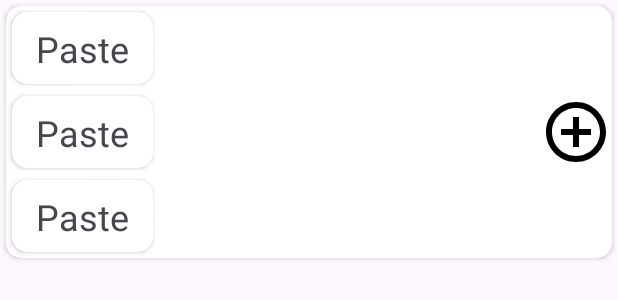
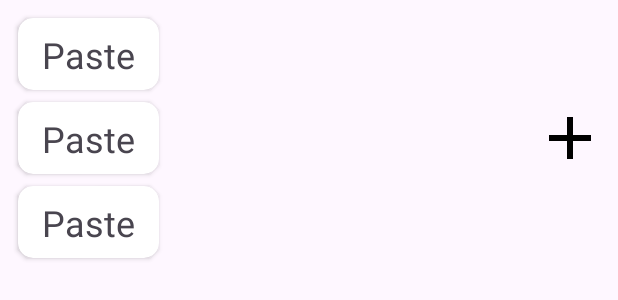
Before and after one commit to olexii8bit/NotesApp, an Android app: the layout fragment_categories.xml on its own in the app's theme, with its tools: preview values and no code run, on a phone screen of 412 x 824 dp. Shown: the top 300 px of the screen. Run offline under Robolectric (Android 15) with nearby library versions, the phone set to English and light mode, and no system bars.

```diff
--- a/app/build.gradle
+++ b/app/build.gradle
@@ -67,7 +67,6 @@ dependencies {
     implementation 'androidx.lifecycle:lifecycle-runtime-ktx:2.6.1'
     implementation 'androidx.lifecycle:lifecycle-viewmodel-ktx:2.6.1'
     implementation 'androidx.fragment:fragment-ktx:1.6.0'
-    implementation 'com.google.android.flexbox:flexbox:3.0.0'
     // tests
     testImplementation 'junit:junit:4.13.2'
     androidTestImplementation 'com.android.support.test:runner:1.0.2'
--- a/app/src/main/java/com/olexii8bit/notesapp/presentation/category/CategoriesFragment.kt
+++ b/app/src/main/java/com/olexii8bit/notesapp/presentation/category/CategoriesFragment.kt
@@ -46,7 +46,7 @@ class CategoriesFragment : Fragment() {
         }
 
         binding.addCategoryButton.setOnClickListener {
-            navigator().showCategoryEditDialog(null, viewLifecycleOwner, onNewCategory)
+            navigator().showNewCategoryDialog(viewLifecycleOwner, onNewCategory)
         }
 
         binding.categoriesRecycler.layoutManager =
--- a/app/src/main/java/com/olexii8bit/notesapp/presentation/category/CategoriesViewModel.kt
+++ b/app/src/main/java/com/olexii8bit/notesapp/presentation/category/CategoriesViewModel.kt
@@ -11,7 +11,7 @@ import com.olexii8bit.notesapp.data.repository.model.Category
 import kotlinx.coroutines.Dispatchers
 import kotlinx.coroutines.launch
 
-class CategoriesViewModel(app: Application): AndroidViewModel(app) {
+class CategoriesViewModel(app: Application) : AndroidViewModel(app) {
     private val categoriesRepository: CategoriesRepository =
         CategoriesRepository.CategoryRepositoryImpl((app as App).database.categoryDao())
 
--- a/app/src/main/java/com/olexii8bit/notesapp/presentation/editNote/EditNoteFragment.kt
+++ b/app/src/main/java/com/olexii8bit/notesapp/presentation/editNote/EditNoteFragment.kt
@@ -77,7 +77,7 @@ class EditNoteFragment : DialogFragment() {
             navigator().goMainScreen()
         }
 
-        if(receivedNote != null) {
+        if (receivedNote != null) {
             binding.titleEditText.setText(receivedNote.title, TextView.BufferType.EDITABLE)
             binding.contentEditText.setText(receivedNote.content, TextView.BufferType.EDITABLE)
         } else {
--- a/app/src/main/java/com/olexii8bit/notesapp/presentation/note/NotesViewModel.kt
+++ b/app/src/main/java/com/olexii8bit/notesapp/presentation/note/NotesViewModel.kt
@@ -13,7 +13,7 @@ import com.olexii8bit.notesapp.data.repository.model.NoteDetails
 import kotlinx.coroutines.Dispatchers
 import kotlinx.coroutines.launch
 
-class NotesViewModel(app: Application): AndroidViewModel(app) {
+class NotesViewModel(app: Application) : AndroidViewModel(app) {
     private val notesRepository: NotesRepository =
         NotesRepository.NotesRepositoryImpl((app as App).database.noteDao())
 
--- a/app/src/main/res/layout/category_item.xml
+++ b/app/src/main/res/layout/category_item.xml
@@ -22,6 +22,6 @@
         android:paddingEnd="@dimen/mediumPadding"
         tools:text="@android:string/paste"
 
-        android:textSize="24sp" />
+        android:textSize="@dimen/bigTextSize" />
 
 </androidx.cardview.widget.CardView>
--- a/app/src/main/res/layout/fragment_categories.xml
+++ b/app/src/main/res/layout/fragment_categories.xml
@@ -1,47 +1,40 @@
 <?xml version="1.0" encoding="utf-8"?>
-<androidx.cardview.widget.CardView
+<androidx.constraintlayout.widget.ConstraintLayout
     xmlns:android="http://schemas.android.com/apk/res/android"
     xmlns:tools="http://schemas.android.com/tools"
     xmlns:app="http://schemas.android.com/apk/res-auto"
     tools:context=".presentation.category.CategoriesFragment"
-    android:layout_width="match_parent"
-    android:layout_height="wrap_content"
     android:padding="@dimen/smallPadding"
     android:layout_margin="@dimen/smallMargin"
-    app:cardCornerRadius="@dimen/bigCornerRadius">
-<androidx.constraintlayout.widget.ConstraintLayout
+    app:cardCornerRadius="@dimen/bigCornerRadius"
     android:layout_width="match_parent"
     android:layout_height="wrap_content">
 
-    <ScrollView
-        android:id="@+id/recyclerScrollView"
-        android:layout_width="wrap_content"
+
+    <androidx.recyclerview.widget.RecyclerView
+        android:id="@+id/categoriesRecycler"
+        android:layout_width="0dp"
         android:layout_height="wrap_content"
+        tools:listitem="@layout/category_item"
         app:layout_constraintHorizontal_bias="0"
         app:layout_constraintTop_toTopOf="parent"
         app:layout_constraintStart_toStartOf="parent"
         app:layout_constraintEnd_toStartOf="@id/addCategoryButton"
-        app:layout_constraintBottom_toBottomOf="parent">
-        <androidx.recyclerview.widget.RecyclerView
-            android:id="@+id/categoriesRecycler"
-            android:layout_width="match_parent"
-            android:layout_height="wrap_content"
-            tools:listitem="@layout/category_item"/>
-    </ScrollView>
+        app:layout_constraintBottom_toBottomOf="parent"/>
 
     <ImageButton
         android:id="@+id/addCategoryButton"
-        android:layout_width="@dimen/baseButtonHeightWidth"
+        android:layout_width="wrap_content"
         android:layout_height="@dimen/baseButtonHeightWidth"
+        app:flow_verticalBias="0.5"
+        android:adjustViewBounds="true"
         android:scaleType="fitCenter"
-        android:src="@drawable/add_circle"
+        android:background="@android:color/transparent"
+        android:src="@drawable/add"
         app:layout_constraintHorizontal_bias="1"
-        app:layout_constraintStart_toStartOf="@id/recyclerScrollView"
         app:layout_constraintTop_toTopOf="parent"
         app:layout_constraintEnd_toEndOf="parent"
         app:layout_constraintBottom_toBottomOf="parent"
-        android:background="@android:color/transparent"
-        android:contentDescription="@string/addNote" />
+        android:contentDescription="@string/addCategory"/>
 
 </androidx.constraintlayout.widget.ConstraintLayout>
-</androidx.cardview.widget.CardView>
--- a/app/src/main/res/values/dimens.xml
+++ b/app/src/main/res/values/dimens.xml
@@ -14,7 +14,10 @@
 
     <dimen name="baseButtonHeightWidth">48dp</dimen>
     <dimen name="bigButtonHeightWidth">96dp</dimen>
+
     <dimen name="bigTextSize">24sp</dimen>
+    <dimen name="normalTextSize">16sp</dimen>
+    <dimen name="smallTextSize">12sp</dimen>
 
     <dimen name="elementsMinHeight">48dp</dimen>
 </resources>
--- a/app/src/main/res/values/strings.xml
+++ b/app/src/main/res/values/strings.xml
@@ -3,6 +3,7 @@
     <string name="title">Title</string>
     <string name="content">Content</string>
     <string name="addNote">Add note</string>
+    <string name="addCategory">Add Category</string>
     <string name="goBack">Go back</string>
     <string name="startInput">Start input…</string>
     <string name="delete">Delete</string>
```
Also changed, not shown: app/src/main/java/com/olexii8bit/notesapp/presentation/MainActivity.kt (+4 -5 lines), app/src/main/java/com/olexii8bit/notesapp/presentation/Navigator.kt (+4 -3 lines), app/src/main/java/com/olexii8bit/notesapp/presentation/category/CategoryRecyclerAdapter.kt (+11 -5 lines), app/src/main/java/com/olexii8bit/notesapp/presentation/note/NoteRecyclerAdapter.kt (+10 -5 lines), app/src/main/java/com/olexii8bit/notesapp/presentation/note/NotesFragment.kt (+7 -4 lines), app/src/main/res/layout/activity_main.xml (+16 -7 lines), app/src/main/res/layout/fragment_notes.xml (+4 -9 lines), app/src/main/res/layout/note_item.xml (+7 -5 lines).
